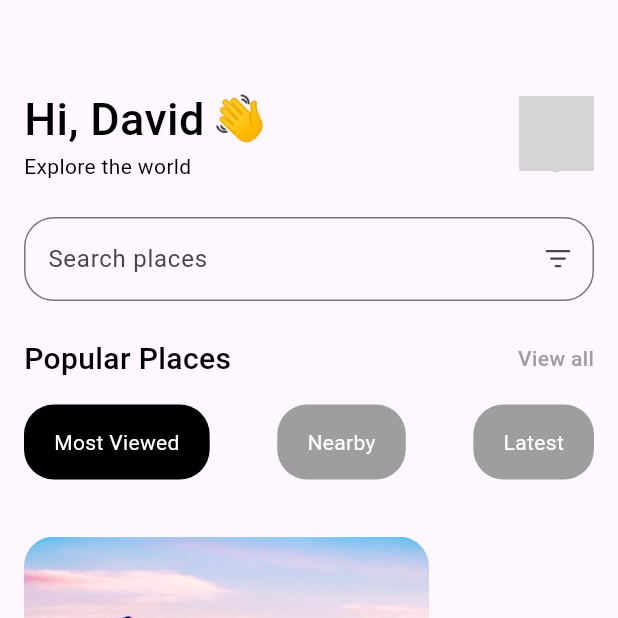
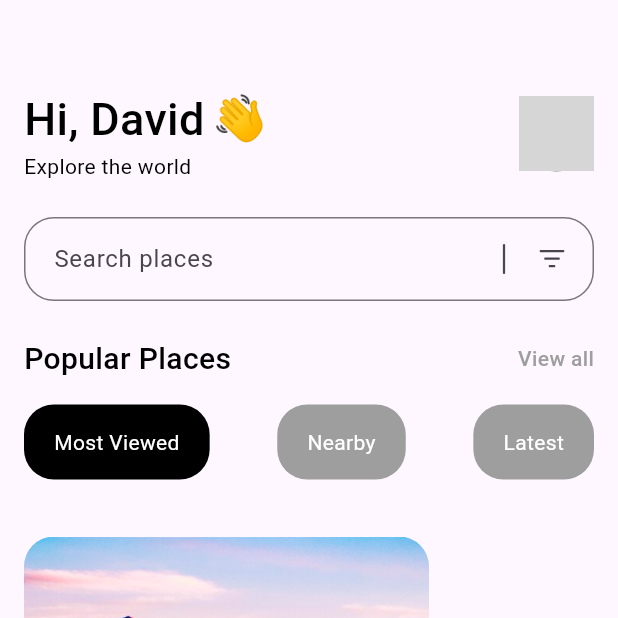
Before and after one commit to Adeyemi-Favour/travel-app, a Flutter app: the homePage screen opened directly, on a phone screen of 412 x 824 dp, the top half of it. Run offline on Flutter 3.47's test engine with Material 3 defaults, Android fonts, the phone set to English and light mode, and no system bars; our stand-ins replace fluentui_system_icons, google_fonts; network calls fail; grey boxes are pictures that could not be loaded.

Commit message:
textField implementation

```diff
--- a/lib/mainApp.dart
+++ b/lib/mainApp.dart
@@ -129,12 +129,23 @@ class homePage extends StatelessWidget {
               keyboardType: TextInputType.text,
               style: TextStyle(color: Colors.black),
               decoration: InputDecoration(
+                contentPadding: EdgeInsets.symmetric(horizontal: 16, vertical: 16),
                   hintText: "Search places",
                   border: OutlineInputBorder(
                     borderRadius: BorderRadius.all(Radius.circular(20)),
                     borderSide: BorderSide(color: Colors.grey)
                   ),
-                  suffixIcon: Icon(FluentIcons.filter_24_regular)),
+                  suffixIcon: Container(
+                    padding: EdgeInsets.only(right: 16),
+                    child: Row(
+                      mainAxisSize: MainAxisSize.min,
+                      children: [
+                        Icon(FluentIcons.divider_tall_24_regular,),
+                        SizedBox(width: 8,),
+                        Icon(FluentIcons.filter_24_regular,)
+                      ],
+                    ),
+                  )),
             ),
             SizedBox(
               height: 24,
```
